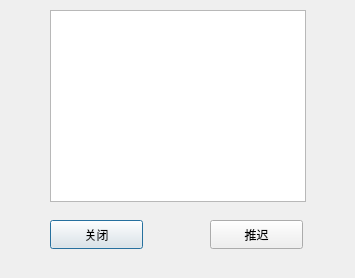
Qt form campus_local/alarmwin.ui (superman0l/campus) before a commit.
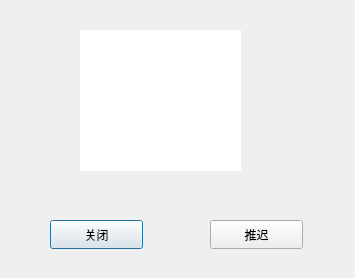
The same form after that commit.

```diff
--- a/campus_local/alarmwin.ui
+++ b/campus_local/alarmwin.ui
@@ -16,12 +16,18 @@
   <widget class="QTextBrowser" name="textBrowser">
    <property name="geometry">
     <rect>
-     <x>50</x>
-     <y>10</y>
-     <width>256</width>
-     <height>192</height>
+     <x>80</x>
+     <y>30</y>
+     <width>161</width>
+     <height>141</height>
     </rect>
    </property>
+   <property name="frameShape">
+    <enum>QFrame::NoFrame</enum>
+   </property>
+   <property name="frameShadow">
+    <enum>QFrame::Sunken</enum>
+   </property>
   </widget>
   <widget class="QPushButton" name="close_button">
    <property name="geometry">
```
